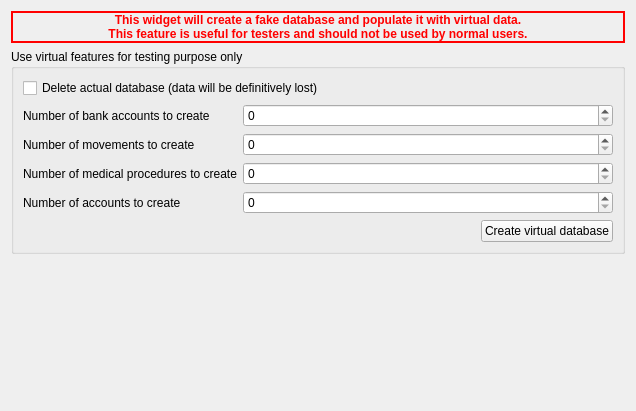
This is plugins/accountplugin/preferences/virtualdatabasecreator.ui in FreeHealth/freehealth as Qt 5 draws it before an edit. The edited form follows.
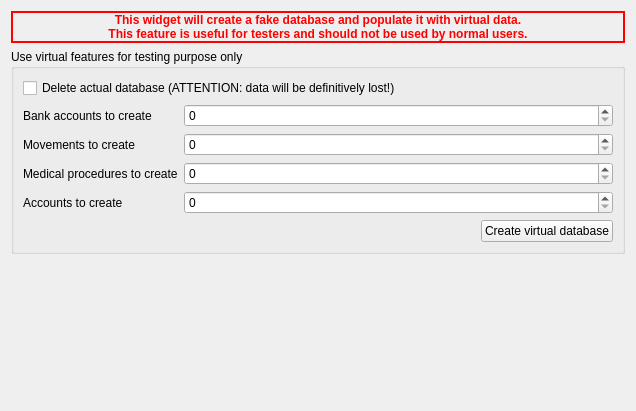
This is the edited form.

Commit message: UI improvements and cleaning in account settings pages. No code change, just UI reordering and cleaning.

Patch:
```diff
--- a/plugins/accountplugin/preferences/virtualdatabasecreator.ui
+++ b/plugins/accountplugin/preferences/virtualdatabasecreator.ui
@@ -80,14 +80,14 @@
       <item row="0" column="0" colspan="2">
        <widget class="QCheckBox" name="checkBox">
         <property name="text">
-         <string>Delete actual database (data will be definitively lost)</string>
+         <string>Delete actual database (ATTENTION: data will be definitively lost!)</string>
         </property>
        </widget>
       </item>
       <item row="1" column="0">
        <widget class="QLabel" name="label_3">
         <property name="text">
-         <string>Number of bank accounts to create</string>
+         <string>Bank accounts to create</string>
         </property>
        </widget>
       </item>
@@ -97,7 +97,7 @@
       <item row="2" column="0">
        <widget class="QLabel" name="label_4">
         <property name="text">
-         <string>Number of movements to create</string>
+         <string>Movements to create</string>
         </property>
        </widget>
       </item>
@@ -107,7 +107,7 @@
       <item row="3" column="0">
        <widget class="QLabel" name="label_5">
         <property name="text">
-         <string>Number of medical procedures to create</string>
+         <string>Medical procedures to create</string>
         </property>
        </widget>
       </item>
@@ -117,7 +117,7 @@
       <item row="4" column="0">
        <widget class="QLabel" name="label_6">
         <property name="text">
-         <string>Number of accounts to create</string>
+         <string>Accounts to create</string>
         </property>
        </widget>
       </item>
```
The commit also changes 11 other files.
